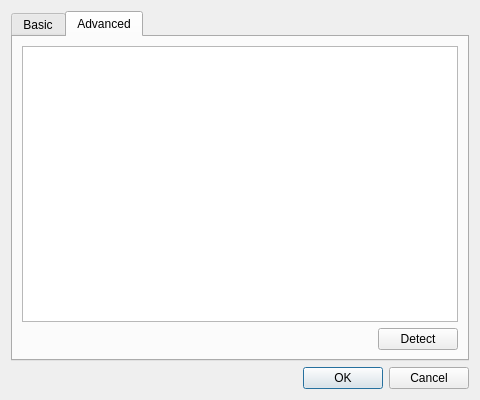
First picture: the form in projects/gui/ui/engineconfigdlg.ui, repository cutechess/cutechess, before the edit.
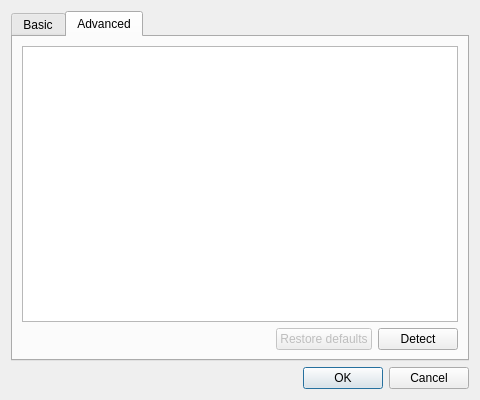
Second picture: the form after the edit. The open tabs and pages were chosen to show the change.

Commit message: Add a "Restore defaults" button to EngineConfigurationDialog

The edit to the form file:
```diff
--- a/projects/gui/ui/engineconfigdlg.ui
+++ b/projects/gui/ui/engineconfigdlg.ui
@@ -154,6 +154,19 @@
            </property>
           </spacer>
          </item>
+         <item>
+          <widget class="QPushButton" name="m_restoreBtn">
+           <property name="enabled">
+            <bool>false</bool>
+           </property>
+           <property name="toolTip">
+            <string>Restore the default value for each option</string>
+           </property>
+           <property name="text">
+            <string>Restore defaults</string>
+           </property>
+          </widget>
+         </item>
          <item>
           <widget class="QPushButton" name="m_detectBtn">
            <property name="text">
```
Left out of the diff: 3 changed lines with no effect on the pictures. The commit also changes 2 other files.
